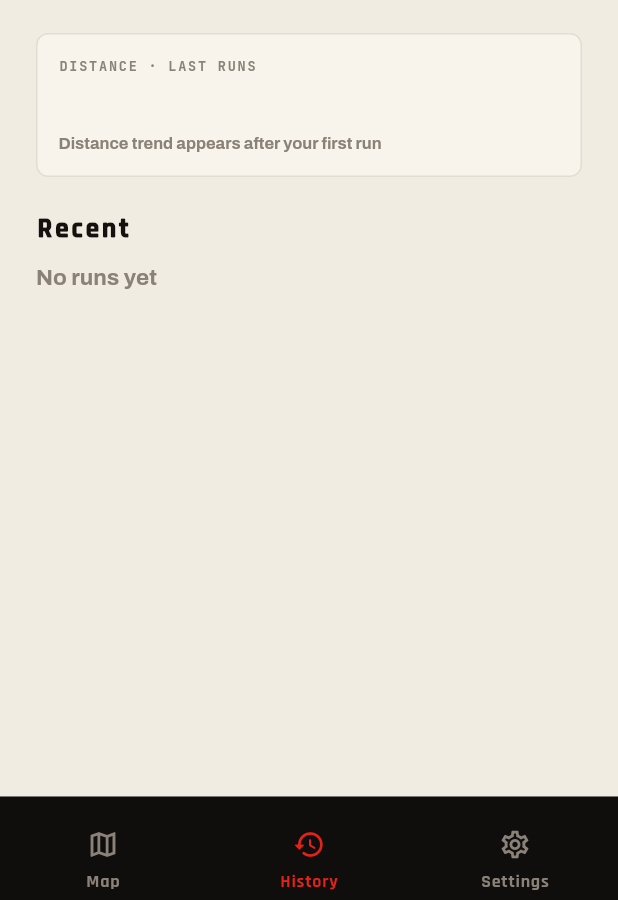
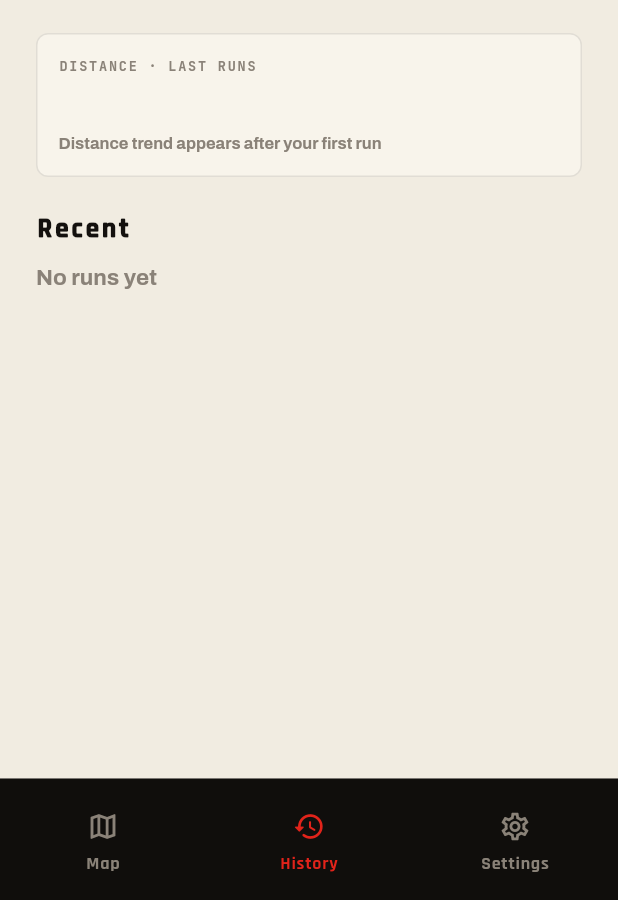
Before and after one commit to gksalsdn1234/revv-app, a Flutter app: the screen it shows after launch, after a tap on "History", on a phone screen of 412 x 824 dp, the part 336-1236 px from its top. Run offline on Flutter 3.47's test engine with Material 3 defaults, Android fonts, the phone set to English and light mode, and no system bars; our stand-ins replace flutter_secure_storage, flutter_tts, geolocator, google_fonts, package_info_plus, permission_handler and 7 more; missing offline and left inert: flutter_sound, mapbox_maps_flutter, record; accounts and stored records are empty.

Commit message:
Lift the tab bar clear of the home indicator
The bottom nav padded only its top edge and was not wrapped in a
SafeArea, and Scaffold does not add the bottom inset for
bottomNavigationBar. On a phone with a home indicator the bar sat flush
against the bottom of the screen, so the labels crowded the indicator
and the content above lost that much room.

Co-Authored-By: Claude Opus 5 <noreply@anthropic.com>

```diff
--- a/lib/screens/lean_app_shell_screen.dart
+++ b/lib/screens/lean_app_shell_screen.dart
@@ -739,8 +739,11 @@ class _RaceBottomNav extends StatelessWidget {
 
   @override
   Widget build(BuildContext context) {
+    // 홈 인디케이터가 있는 기기에서 탭 바가 바닥에 붙어 콘텐츠가 밀려 올라간다.
+    // Scaffold의 bottomNavigationBar는 하단 inset을 대신 넣어주지 않는다.
+    final bottomInset = MediaQuery.viewPaddingOf(context).bottom;
     return Container(
-      padding: const EdgeInsets.only(top: 15),
+      padding: EdgeInsets.only(top: 15, bottom: bottomInset > 0 ? bottomInset : 12),
       decoration: BoxDecoration(
         border: Border(
           top: BorderSide(
```
